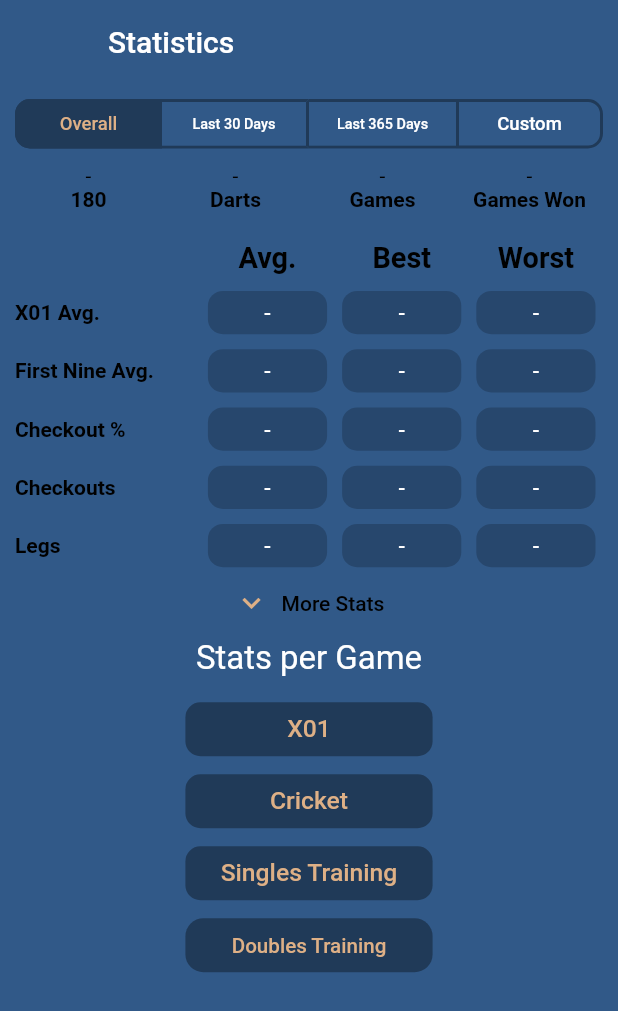
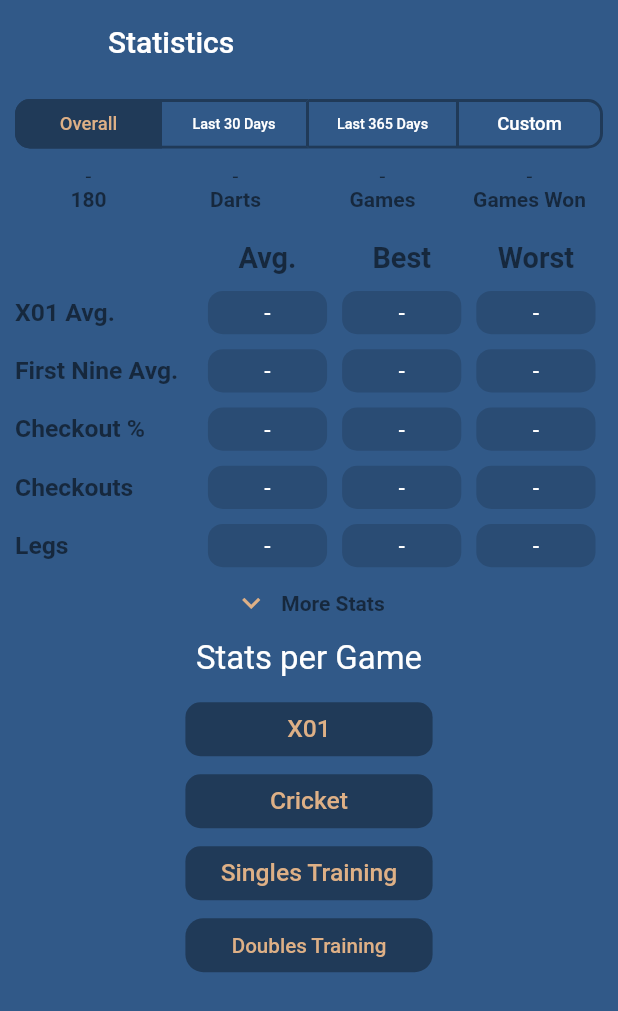
Before and after one commit to lukasstransky/DartTrack, a Flutter app: the Statistics screen opened directly, on a phone screen of 412 x 824 dp. Shown: the top 1011 px of the screen. Run offline on Flutter 3.47's test engine with Material 2 defaults, Android fonts, the phone set to English and light mode, and no system bars; our stand-ins replace cloud_firestore, firebase_auth, firebase_core, flutter_feather_icons, flutter_slidable, flutter_vector_icons and 9 more; missing offline and left inert: icofont_flutter; accounts and stored records are empty.

Commit message:
styled x01 stats per game page + style fixes

```diff
--- a/dart_app/lib/screens/statistics/local_widgets/avg_best_worst_stats/avg_best_worst_stats.dart
+++ b/dart_app/lib/screens/statistics/local_widgets/avg_best_worst_stats/avg_best_worst_stats.dart
@@ -1,4 +1,6 @@
+import 'package:dart_app/constants.dart';
 import 'package:dart_app/models/firestore/statistics_firestore_x01.dart';
+import 'package:dart_app/utils/utils.dart';
 import 'package:flutter/material.dart';
 import 'package:provider/provider.dart';
 import 'package:sizer/sizer.dart';
@@ -10,7 +12,8 @@ class AvgBestWorstStats extends StatelessWidget {
 
   @override
   Widget build(BuildContext context) {
-    Color color = Colors.black;
+    Color color = Utils.getTextColorDarken(context);
+    //Color color = Colors.black;
     return Consumer<StatisticsFirestoreX01>(
       builder: (_, statisticsFirestore, __) => Column(
         children: [
@@ -72,7 +75,7 @@ class AvgBestWorstStats extends StatelessWidget {
                     style: TextStyle(
                         fontWeight: FontWeight.bold,
                         color: color,
-                          ),
+                        fontSize: 12.sp),
                   ),
                 ),
                 Expanded(
@@ -88,7 +91,7 @@ class AvgBestWorstStats extends StatelessWidget {
                     value: statisticsFirestore.bestAvg != -1
                         ? statisticsFirestore.bestAvg.toStringAsFixed(2)
                         : '-',
-                          type: '',
+                    type: BEST_AVG,
                   ),
                 ),
                 Expanded(
@@ -96,7 +99,7 @@ class AvgBestWorstStats extends StatelessWidget {
                     value: statisticsFirestore.worstAvg != -1
                         ? statisticsFirestore.worstAvg.toStringAsFixed(2)
                         : '-',
-                          type: '',
+                    type: WORST_AVG,
                   ),
                 ),
               ],
@@ -113,14 +116,13 @@ class AvgBestWorstStats extends StatelessWidget {
                     style: TextStyle(
                         fontWeight: FontWeight.bold,
                         color: color,
-                          ),
+                        fontSize: 12.sp),
                   ),
                 ),
                 Expanded(
                   child: RoundedChip(
                     value: statisticsFirestore.firstNineAvg > 0
-                              ? statisticsFirestore.firstNineAvg
-                                  .toStringAsFixed(2)
+                        ? statisticsFirestore.firstNineAvg.toStringAsFixed(2)
                         : '-',
                     type: '',
                   ),
@@ -131,7 +133,7 @@ class AvgBestWorstStats extends StatelessWidget {
                         ? statisticsFirestore.bestFirstNineAvg
                             .toStringAsFixed(2)
                         : '-',
-                          type: '',
+                    type: BEST_FIRST_NINE_AVG,
                   ),
                 ),
                 Expanded(
@@ -140,7 +142,7 @@ class AvgBestWorstStats extends StatelessWidget {
                         ? statisticsFirestore.worstFirstNineAvg
                             .toStringAsFixed(2)
                         : '-',
-                          type: '',
+                    type: WORST_FIRST_NINE_AVG,
                   ),
                 ),
               ],
@@ -157,7 +159,7 @@ class AvgBestWorstStats extends StatelessWidget {
                     style: TextStyle(
                         fontWeight: FontWeight.bold,
                         color: color,
-                          ),
+                        fontSize: 12.sp),
                   ),
                 ),
                 Expanded(
@@ -175,7 +177,7 @@ class AvgBestWorstStats extends StatelessWidget {
                         ? statisticsFirestore.bestCheckoutQuote
                             .toStringAsFixed(2)
                         : '-',
-                          type: '',
+                    type: BEST_CHECKOUT_QUOTE,
                   ),
                 ),
                 Expanded(
@@ -184,7 +186,7 @@ class AvgBestWorstStats extends StatelessWidget {
                         ? statisticsFirestore.worstCheckoutQuote
                             .toStringAsFixed(2)
                         : '-',
-                          type: '',
+                    type: WORST_CHECKOUT_QUOTE,
                   ),
                 ),
               ],
@@ -201,7 +203,7 @@ class AvgBestWorstStats extends StatelessWidget {
                     style: TextStyle(
                         fontWeight: FontWeight.bold,
                         color: color,
-                          ),
+                        fontSize: 12.sp),
                   ),
                 ),
                 Expanded(
@@ -218,16 +220,15 @@ class AvgBestWorstStats extends StatelessWidget {
                     value: statisticsFirestore.bestCheckoutScore != -1
                         ? statisticsFirestore.bestCheckoutScore.toString()
                         : '-',
-                          type: '',
+                    type: BEST_CHECKOUT_SCORE,
                   ),
                 ),
                 Expanded(
                   child: RoundedChip(
                     value: statisticsFirestore.worstCheckoutScore != -1
-                              ? statisticsFirestore.worstCheckoutScore
-                                  .toString()
+                        ? statisticsFirestore.worstCheckoutScore.toString()
                         : '-',
-                          type: '',
+                    type: WORST_CHECKOUT_SCORE,
                   ),
                 ),
               ],
@@ -244,14 +245,13 @@ class AvgBestWorstStats extends StatelessWidget {
                     style: TextStyle(
                         fontWeight: FontWeight.bold,
                         color: color,
-                          ),
+                        fontSize: 12.sp),
                   ),
                 ),
                 Expanded(
                   child: RoundedChip(
                     value: statisticsFirestore.dartsPerLegAvg != 0
-                              ? statisticsFirestore.dartsPerLegAvg
-                                  .toStringAsFixed(2)
+                        ? statisticsFirestore.dartsPerLegAvg.toStringAsFixed(2)
                         : '-',
                     type: '',
                   ),
@@ -261,7 +261,7 @@ class AvgBestWorstStats extends StatelessWidget {
                     value: statisticsFirestore.bestLeg != -1
                         ? statisticsFirestore.bestLeg.toString()
                         : '-',
-                          type: '',
+                    type: BEST_DARTS_PER_LEG,
                   ),
                 ),
                 Expanded(
@@ -269,13 +269,14 @@ class AvgBestWorstStats extends StatelessWidget {
                     value: statisticsFirestore.worstLeg != -1
                         ? statisticsFirestore.worstLeg.toString()
                         : '-',
-                          type: '',
+                    type: WORST_DARTS_PER_LEG,
                   ),
                 ),
               ],
             ),
           ),
         ],
-            ));
+      ),
+    );
   }
 }
--- a/dart_app/lib/screens/statistics/local_widgets/avg_best_worst_stats/local_widgets/rounded_chip.dart
+++ b/dart_app/lib/screens/statistics/local_widgets/avg_best_worst_stats/local_widgets/rounded_chip.dart
@@ -35,12 +35,7 @@ class RoundedChip extends StatelessWidget {
           ),
           style: ButtonStyle(
             shadowColor: MaterialStateProperty.all(Colors.transparent),
-            overlayColor: this.value != '-' && this.type != ''
-                ? Utils.getColorOrPressed(
-                    Theme.of(context).colorScheme.primary,
-                    Utils.darken(Theme.of(context).colorScheme.primary, 15),
-                  )
-                : MaterialStateProperty.all(Colors.transparent),
+            overlayColor: MaterialStateProperty.all(Colors.transparent),
             shape: MaterialStateProperty.all(
               RoundedRectangleBorder(
                 borderRadius: BorderRadius.all(
@@ -48,9 +43,8 @@ class RoundedChip extends StatelessWidget {
                 ),
               ),
             ),
-            backgroundColor: MaterialStateProperty.all(this.type != ''
-                ? Theme.of(context).colorScheme.primary
-                : Utils.darken(Theme.of(context).colorScheme.primary, 20)),
+            backgroundColor: MaterialStateProperty.all(
+                Utils.darken(Theme.of(context).colorScheme.primary, 15)),
           ),
         ),
       ),
--- a/dart_app/lib/screens/statistics/local_widgets/filter_bar.dart
+++ b/dart_app/lib/screens/statistics/local_widgets/filter_bar.dart
@@ -280,7 +280,17 @@ class _FilterBarState extends State<FilterBar> {
               ],
             ),
             if (_showDatePicker == true)
-              SfDateRangePicker(
+              Theme(
+                data: ThemeData(),
+                child: SfDateRangePicker(
+                  confirmText: 'Ok',
+                  cancelText: 'Cancel',
+                  todayHighlightColor: Colors.white,
+                  rangeSelectionColor:
+                      Utils.darken(Theme.of(context).colorScheme.primary, 20),
+                  endRangeSelectionColor: Utils.getPrimaryColorDarken(context),
+                  startRangeSelectionColor:
+                      Utils.getPrimaryColorDarken(context),
                   maxDate: DateTime.now(),
                   onSelectionChanged: _onSelectionChanged,
                   selectionMode: DateRangePickerSelectionMode.range,
@@ -306,6 +316,7 @@ class _FilterBarState extends State<FilterBar> {
                   },
                   showTodayButton: true,
                 ),
+              ),
           ],
         ),
       ),
--- a/dart_app/lib/screens/statistics/local_widgets/other_stats.dart
+++ b/dart_app/lib/screens/statistics/local_widgets/other_stats.dart
@@ -1,4 +1,5 @@
 import 'package:dart_app/models/firestore/statistics_firestore_x01.dart';
+import 'package:dart_app/utils/utils.dart';
 import 'package:flutter/material.dart';
 import 'package:provider/provider.dart';
 
@@ -29,6 +30,7 @@ class OtherStats extends StatelessWidget {
 
   @override
   Widget build(BuildContext context) {
+    Color color = Utils.getTextColorDarken(context);
     return Consumer<StatisticsFirestoreX01>(
       builder: (_, statisticsFirestore, __) => Column(
         children: [
@@ -44,14 +46,14 @@ class OtherStats extends StatelessWidget {
                             ? statisticsFirestore.countOf180.toString()
                             : '-',
                         style: TextStyle(
-                          color: Colors.black,
+                          color: color,
                         ),
                       ),
                       Text(
                         '180',
                         style: TextStyle(
                           fontWeight: FontWeight.bold,
-                          color: Colors.black,
+                          color: color,
                         ),
                       ),
                     ],
@@ -65,14 +67,14 @@ class OtherStats extends StatelessWidget {
                             ? statisticsFirestore.countOfAllDarts.toString()
                             : '-',
                         style: TextStyle(
-                          color: Colors.black,
+                          color: color,
                         ),
                       ),
                       Text(
                         'Darts',
                         style: TextStyle(
                           fontWeight: FontWeight.bold,
-                          color: Colors.black,
+                          color: color,
                         ),
                       ),
                     ],
@@ -86,14 +88,14 @@ class OtherStats extends StatelessWidget {
                             ? statisticsFirestore.countOfGames.toString()
                             : '-',
                         style: TextStyle(
-                          color: Colors.black,
+                          color: color,
                         ),
                       ),
                       Text(
                         'Games',
                         style: TextStyle(
                           fontWeight: FontWeight.bold,
-                          color: Colors.black,
+                          color: color,
                         ),
                       ),
                     ],
@@ -105,14 +107,14 @@ class OtherStats extends StatelessWidget {
                       Text(
                         _getGamesWonString(statisticsFirestore),
                         style: TextStyle(
-                          color: Colors.black,
+                          color: color,
                         ),
                       ),
                       Text(
                         'Games Won',
                         style: TextStyle(
                           fontWeight: FontWeight.bold,
-                          color: Colors.black,
+                          color: color,
                         ),
                       ),
                     ],
--- a/dart_app/lib/screens/statistics/statistics.dart
+++ b/dart_app/lib/screens/statistics/statistics.dart
@@ -8,6 +8,7 @@ import 'package:dart_app/screens/statistics/local_widgets/stats_per_game_btns.da
 import 'package:dart_app/services/firestore/firestore_service_player_stats.dart';
 import 'package:dart_app/services/firestore/firestore_service_games.dart';
 import 'package:dart_app/utils/app_bars/custom_app_bar.dart';
+import 'package:dart_app/utils/utils.dart';
 
 import 'package:flutter/material.dart';
 import 'package:provider/provider.dart';
@@ -78,7 +79,10 @@ class _StatisticsState extends State<Statistics> {
         ),
         label: Text(
           _showMoreStats ? 'Less Stats' : 'More Stats',
-          style: TextStyle(color: Colors.black),
+          style: TextStyle(
+            color: Utils.getTextColorDarken(context),
+            fontWeight: FontWeight.bold,
+          ),
         ),
       ),
     );
--- a/dart_app/lib/utils/utils.dart
+++ b/dart_app/lib/utils/utils.dart
@@ -399,4 +399,8 @@ class Utils {
   static Color getTextColorForGameSettingsPage() {
     return Colors.white;
   }
+
+  static Color getTextColorDarken(BuildContext context) {
+    return darken(Theme.of(context).colorScheme.primary, 55);
+  }
 }
```
Also changed, not shown: dart_app/lib/screens/game_modes/x01/finish/local_widgets/stats_card/local_widgets/game_details.dart (+18 -5 lines), dart_app/lib/screens/game_modes/x01/finish/local_widgets/stats_card/local_widgets/player_entry.dart (+28 -9 lines), dart_app/lib/screens/game_modes/x01/finish/local_widgets/stats_card/stats_card_x01.dart (+6 -6 lines), dart_app/lib/screens/game_modes/x01/game_settings/local_widgets/start_game_btn.dart (+41 -6 lines), dart_app/lib/screens/statistics/local_widgets/more_stats.dart (+13 -12 lines), dart_app/lib/screens/statistics/local_widgets/stats_per_game_list.dart (+9 -2 lines), dart_app/lib/utils/app_bars/custom_app_bar_stats_list.dart (+13 -3 lines). Lines whose indentation alone changed are shown as unchanged.
